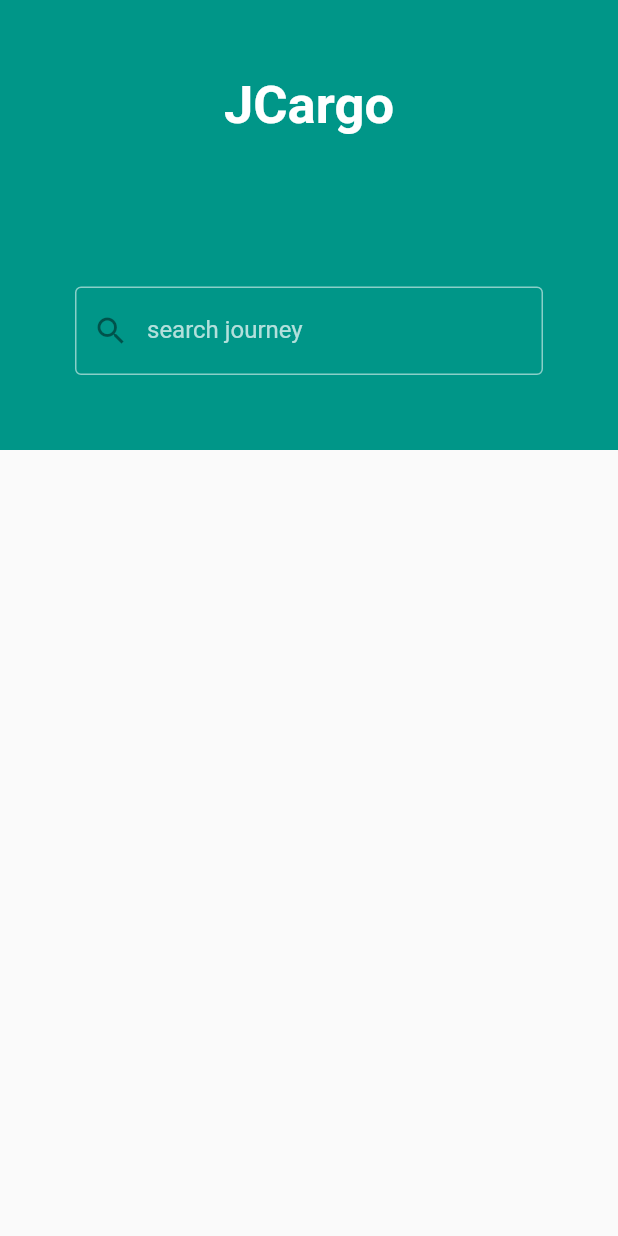
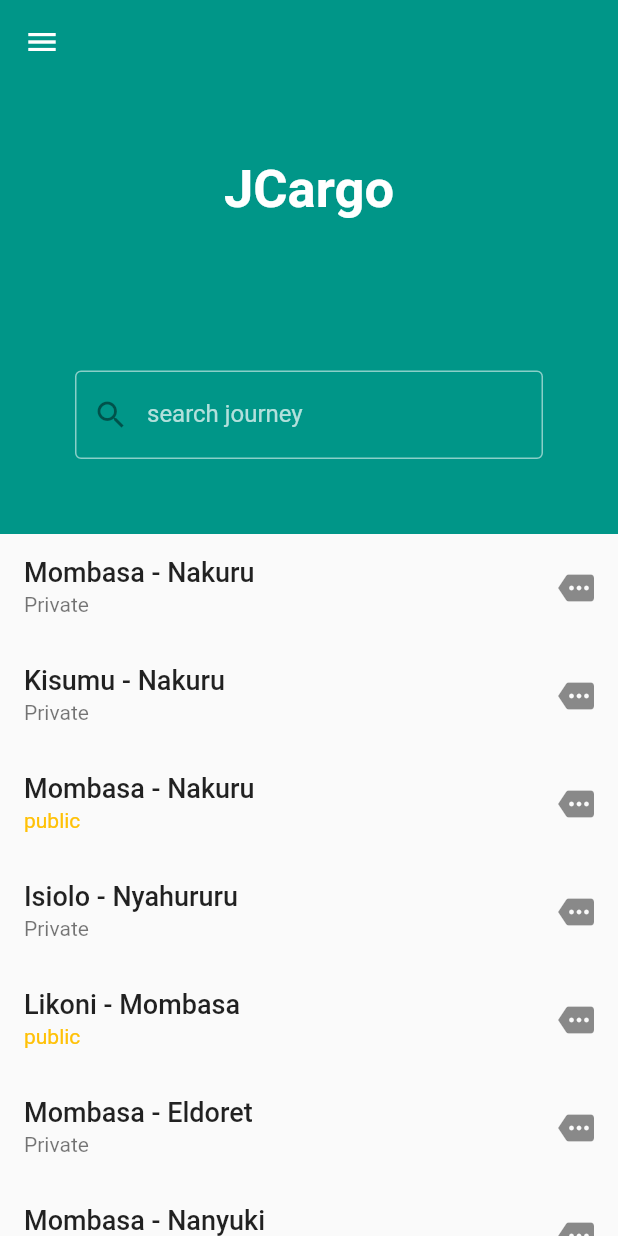
Before and after one commit to jamesguru/Jcargo, a Flutter app: the screen it shows after launch, on a phone screen of 412 x 824 dp. Run offline on Flutter 3.47's test engine with Material 2 defaults, Android fonts, the phone set to English and light mode, and no system bars.

Commit message:
adding Homepage content

```diff
--- a/jcargo/lib/Pages/Homepage.dart
+++ b/jcargo/lib/Pages/Homepage.dart
@@ -6,8 +6,13 @@ class HomePage extends StatelessWidget {
   @override
   Widget build(BuildContext context) {
     return Scaffold(
-        drawer: const Drawer(backgroundColor: Colors.teal),
-        body: Column(
+        drawer:
+            const Drawer(backgroundColor: Color.fromARGB(255, 88, 214, 202)),
+        appBar: AppBar(
+          elevation: 0,
+          backgroundColor: Colors.teal,
+        ),
+        body: ListView(
           children: [
             Container(
               height: 300,
@@ -41,7 +46,80 @@ class HomePage extends StatelessWidget {
                   ),
                 )
               ]),
-            )
+            ),
+            const ListTile(
+              subtitle: Text('Private'),
+              title: Text(
+                'Mombasa - Nakuru',
+                style: TextStyle(fontSize: 18, fontWeight: FontWeight.w500),
+              ),
+              trailing: Icon(Icons.more),
+            ),
+            const ListTile(
+              subtitle: Text('Private'),
+              title: Text(
+                'Kisumu - Nakuru',
+                style: TextStyle(fontSize: 18, fontWeight: FontWeight.w500),
+              ),
+              trailing: Icon(Icons.more),
+            ),
+            const ListTile(
+              subtitle: Text(
+                'public',
+                style: TextStyle(color: Colors.amber),
+              ),
+              title: Text(
+                'Mombasa - Nakuru',
+                style: TextStyle(fontSize: 18, fontWeight: FontWeight.w500),
+              ),
+              trailing: Icon(Icons.more),
+            ),
+            const ListTile(
+              subtitle: Text('Private'),
+              title: Text(
+                'Isiolo - Nyahururu',
+                style: TextStyle(fontSize: 18, fontWeight: FontWeight.w500),
+              ),
+              trailing: Icon(Icons.more),
+            ),
+            const ListTile(
+              subtitle: Text(
+                'public',
+                style: TextStyle(color: Colors.amber),
+              ),
+              title: Text(
+                'Likoni - Mombasa',
+                style: TextStyle(fontSize: 18, fontWeight: FontWeight.w500),
+              ),
+              trailing: Icon(Icons.more),
+            ),
+            const ListTile(
+              subtitle: Text('Private'),
+              title: Text(
+                'Mombasa - Eldoret',
+                style: TextStyle(fontSize: 18, fontWeight: FontWeight.w500),
+              ),
+              trailing: Icon(Icons.more),
+            ),
+            const ListTile(
+              subtitle: Text('Private'),
+              title: Text(
+                'Mombasa - Nanyuki',
+                style: TextStyle(fontSize: 18, fontWeight: FontWeight.w500),
+              ),
+              trailing: Icon(Icons.more),
+            ),
+            const ListTile(
+              subtitle: Text(
+                'public',
+                style: TextStyle(color: Colors.amber),
+              ),
+              title: Text(
+                'Nairobi - Nakuru',
+                style: TextStyle(fontSize: 18, fontWeight: FontWeight.w500),
+              ),
+              trailing: Icon(Icons.more),
+            ),
           ],
         ));
   }
```
Also changed, not shown: jcargo/lib/main.dart (+0 -9 lines).
